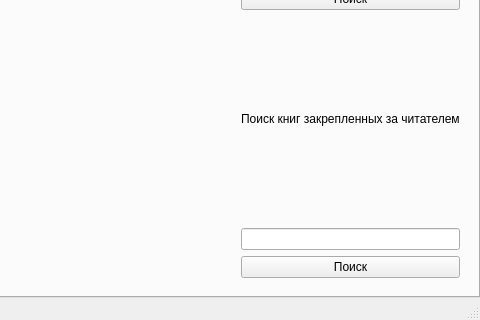
Old version of the form main_form.ui in the repository AlexXx235/Library_CW; both pictures show x 544 to 1024 and y 380 to 700 of the 1024 by 700 pixel window.
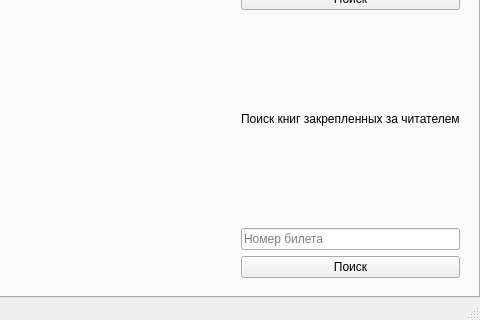
New version of the form.

```diff
--- a/main_form.ui
+++ b/main_form.ui
@@ -112,7 +112,14 @@
             </widget>
            </item>
            <item>
-            <widget class="QLineEdit" name="card_number_le"/>
+            <widget class="QLineEdit" name="card_number_le">
+             <property name="text">
+              <string/>
+             </property>
+             <property name="placeholderText">
+              <string>Номер билета</string>
+             </property>
+            </widget>
            </item>
            <item>
             <widget class="QPushButton" name="readers_book_search_btn">
```
